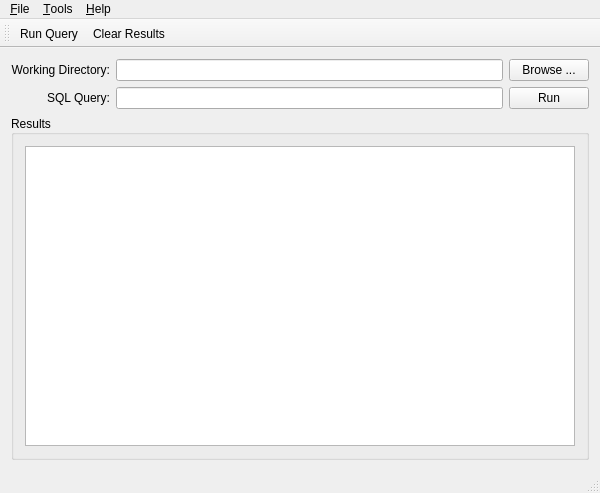
First picture: the form in Bonsai/principal.ui, repository emmakun/progra3, before the edit.
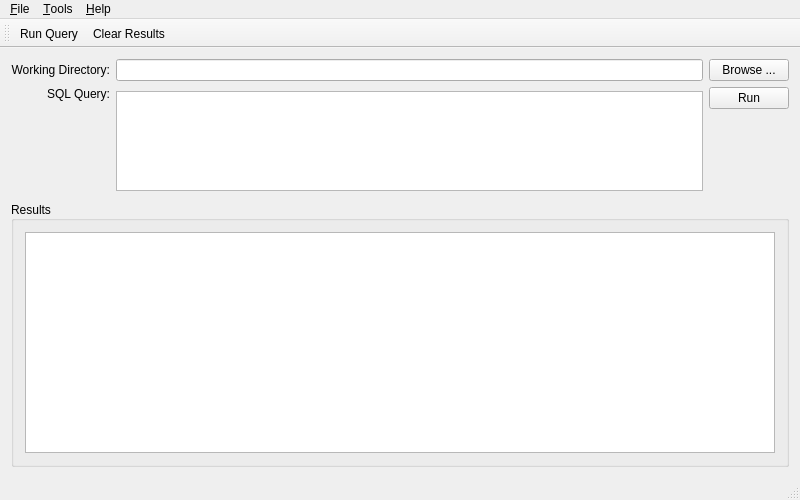
Second picture: the form after the edit. Icons and pictures are not drawn.

What changed in the file:
```diff
--- a/Bonsai/principal.ui
+++ b/Bonsai/principal.ui
@@ -6,8 +6,8 @@
    <rect>
     <x>0</x>
     <y>0</y>
-    <width>600</width>
-    <height>493</height>
+    <width>800</width>
+    <height>500</height>
    </rect>
   </property>
   <property name="windowTitle">
@@ -59,12 +59,28 @@
        <string>SQL Query:</string>
       </property>
       <property name="alignment">
-       <set>Qt::AlignRight|Qt::AlignTrailing|Qt::AlignVCenter</set>
+       <set>Qt::AlignRight|Qt::AlignTop|Qt::AlignTrailing</set>
       </property>
      </widget>
     </item>
-    <item row="1" column="1">
-     <widget class="QLineEdit" name="lineQuery"/>
+    <item row="1" column="1" rowspan="2">
+     <widget class="QPlainTextEdit" name="textQuery">
+      <property name="sizePolicy">
+       <sizepolicy hsizetype="Expanding" vsizetype="Fixed">
+        <horstretch>0</horstretch>
+        <verstretch>0</verstretch>
+       </sizepolicy>
+      </property>
+      <property name="maximumSize">
+       <size>
+        <width>16777215</width>
+        <height>100</height>
+       </size>
+      </property>
+      <property name="frameShape">
+       <enum>QFrame::StyledPanel</enum>
+      </property>
+     </widget>
     </item>
     <item row="1" column="2">
      <widget class="QPushButton" name="execButton">
@@ -74,13 +90,44 @@
         <verstretch>0</verstretch>
        </sizepolicy>
       </property>
+      <property name="autoFillBackground">
+       <bool>false</bool>
+      </property>
       <property name="text">
        <string>Run</string>
       </property>
+      <property name="autoRepeat">
+       <bool>false</bool>
+      </property>
+      <property name="flat">
+       <bool>false</bool>
+      </property>
      </widget>
     </item>
-    <item row="2" column="0" colspan="3">
+    <item row="2" column="2">
+     <spacer name="verticalSpacer">
+      <property name="orientation">
+       <enum>Qt::Vertical</enum>
+      </property>
+      <property name="sizeType">
+       <enum>QSizePolicy::Preferred</enum>
+      </property>
+      <property name="sizeHint" stdset="0">
+       <size>
+        <width>20</width>
+        <height>80</height>
+       </size>
+      </property>
+     </spacer>
+    </item>
+    <item row="3" column="0" colspan="3">
      <widget class="QGroupBox" name="groupBox">
+      <property name="sizePolicy">
+       <sizepolicy hsizetype="Preferred" vsizetype="Preferred">
+        <horstretch>0</horstretch>
+        <verstretch>0</verstretch>
+       </sizepolicy>
+      </property>
       <property name="title">
        <string>Results</string>
       </property>
@@ -104,7 +151,7 @@
     <rect>
      <x>0</x>
      <y>0</y>
-     <width>600</width>
+     <width>800</width>
      <height>22</height>
     </rect>
    </property>
```
Left out of the diff: 30 changed lines with no effect on the pictures.
